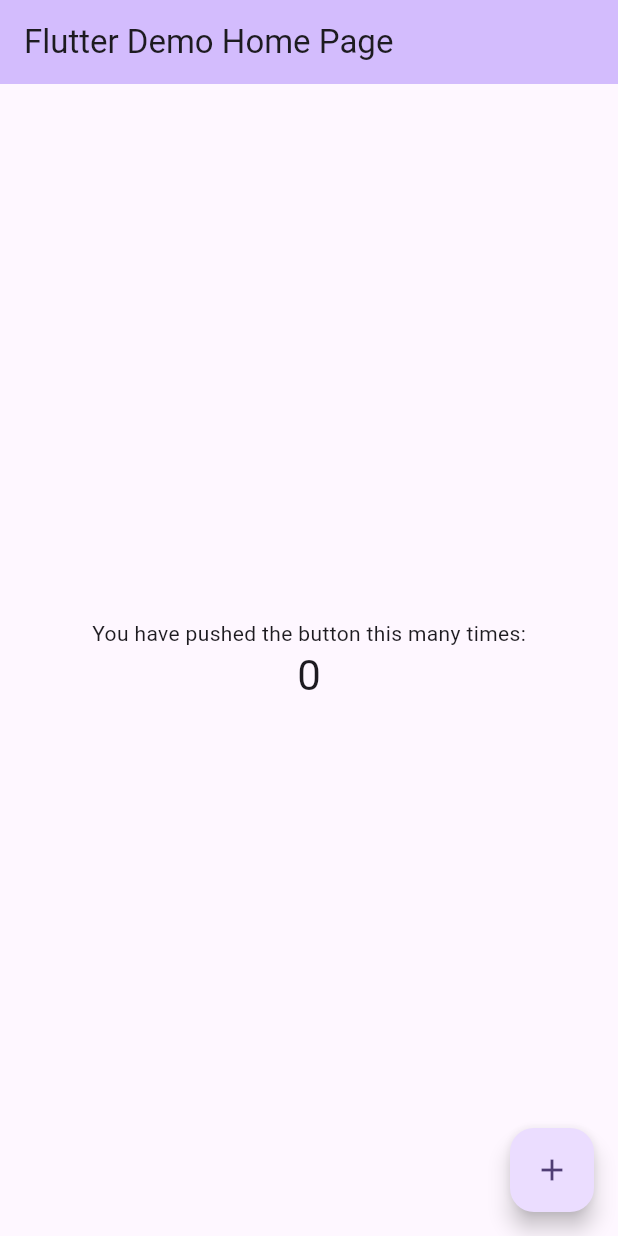
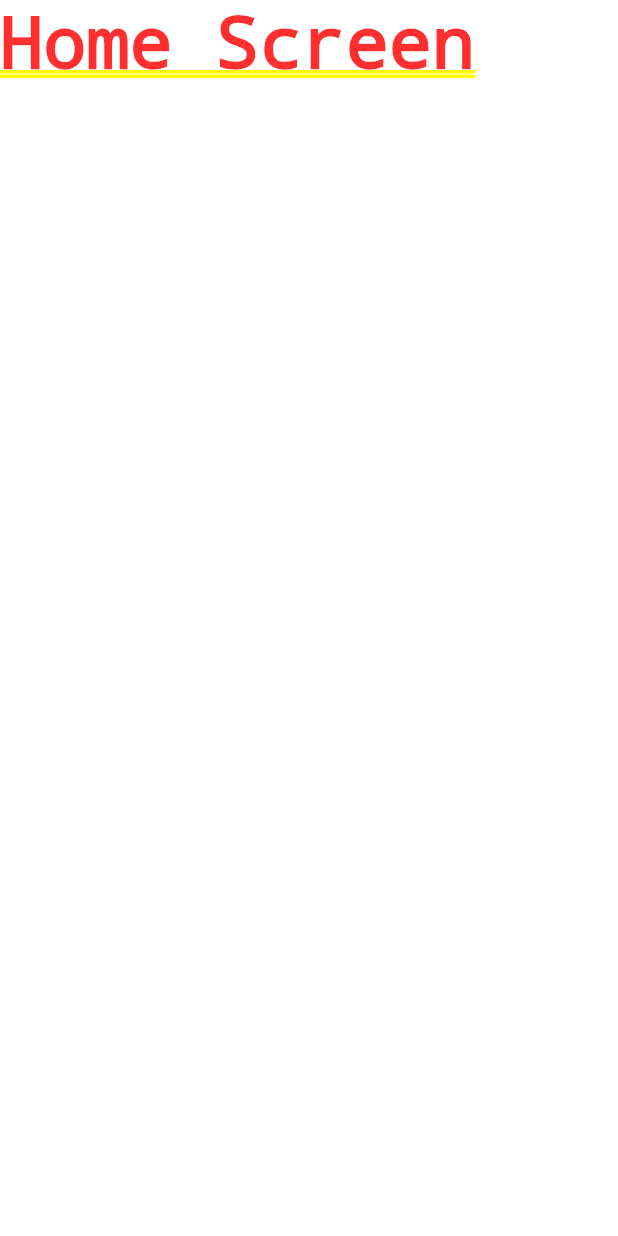
Before and after one commit to YashKambaria/Coffee-Brew, a Flutter app: the screen it shows after launch, on a phone screen of 412 x 824 dp. Run offline on Flutter 3.47's test engine with Material 3 defaults, Android fonts, the phone set to English and light mode, and no system bars.

Commit message:
Home,Auth file added

```diff
--- a/lib/main.dart
+++ b/lib/main.dart
@@ -1,3 +1,4 @@
+import 'package:coffee_brew/screens/wrapper.dart';
 import 'package:flutter/material.dart';
 
 void main() {
@@ -11,112 +12,8 @@ class MyApp extends StatelessWidget {
   @override
   Widget build(BuildContext context) {
     return MaterialApp(
-      title: 'Flutter Demo',
-      theme: ThemeData(
-        // This is the theme of your application.
-        //
-        // TRY THIS: Try running your application with "flutter run". You'll see
-        // the application has a purple toolbar. Then, without quitting the app,
-        // try changing the seedColor in the colorScheme below to Colors.green
-        // and then invoke "hot reload" (save your changes or press the "hot
-        // reload" button in a Flutter-supported IDE, or press "r" if you used
-        // the command line to start the app).
-        //
-        // Notice that the counter didn't reset back to zero; the application
-        // state is not lost during the reload. To reset the state, use hot
-        // restart instead.
-        //
-        // This works for code too, not just values: Most code changes can be
-        // tested with just a hot reload.
-        colorScheme: ColorScheme.fromSeed(seedColor: Colors.deepPurple),
-      ),
-      home: const MyHomePage(title: 'Flutter Demo Home Page'),
+      debugShowCheckedModeBanner: false,
+      home: Wrapper(),
     );
   }
 }
-
-class MyHomePage extends StatefulWidget {
-  const MyHomePage({super.key, required this.title});
-
-  // This widget is the home page of your application. It is stateful, meaning
-  // that it has a State object (defined below) that contains fields that affect
-  // how it looks.
-
-  // This class is the configuration for the state. It holds the values (in this
-  // case the title) provided by the parent (in this case the App widget) and
-  // used by the build method of the State. Fields in a Widget subclass are
-  // always marked "final".
-
-  final String title;
-
-  @override
-  State<MyHomePage> createState() => _MyHomePageState();
-}
-
-class _MyHomePageState extends State<MyHomePage> {
-  int _counter = 0;
-
-  void _incrementCounter() {
-    setState(() {
-      // This call to setState tells the Flutter framework that something has
-      // changed in this State, which causes it to rerun the build method below
-      // so that the display can reflect the updated values. If we changed
-      // _counter without calling setState(), then the build method would not be
-      // called again, and so nothing would appear to happen.
-      _counter++;
-    });
-  }
-
-  @override
-  Widget build(BuildContext context) {
-    // This method is rerun every time setState is called, for instance as done
-    // by the _incrementCounter method above.
-    //
-    // The Flutter framework has been optimized to make rerunning build methods
-    // fast, so that you can just rebuild anything that needs updating rather
-    // than having to individually change instances of widgets.
-    return Scaffold(
-      appBar: AppBar(
-        // TRY THIS: Try changing the color here to a specific color (to
-        // Colors.amber, perhaps?) and trigger a hot reload to see the AppBar
-        // change color while the other colors stay the same.
-        backgroundColor: Theme.of(context).colorScheme.inversePrimary,
-        // Here we take the value from the MyHomePage object that was created by
-        // the App.build method, and use it to set our appbar title.
-        title: Text(widget.title),
-      ),
-      body: Center(
-        // Center is a layout widget. It takes a single child and positions it
-        // in the middle of the parent.
-        child: Column(
-          // Column is also a layout widget. It takes a list of children and
-          // arranges them vertically. By default, it sizes itself to fit its
-          // children horizontally, and tries to be as tall as its parent.
-          //
-          // Column has various properties to control how it sizes itself and
-          // how it positions its children. Here we use mainAxisAlignment to
-          // center the children vertically; the main axis here is the vertical
-          // axis because Columns are vertical (the cross axis would be
-          // horizontal).
-          //
-          // TRY THIS: Invoke "debug painting" (choose the "Toggle Debug Paint"
-          // action in the IDE, or press "p" in the console), to see the
-          // wireframe for each widget.
-          mainAxisAlignment: MainAxisAlignment.center,
-          children: <Widget>[
-            const Text('You have pushed the button this many times:'),
-            Text(
-              '$_counter',
-              style: Theme.of(context).textTheme.headlineMedium,
-            ),
-          ],
-        ),
-      ),
-      floatingActionButton: FloatingActionButton(
-        onPressed: _incrementCounter,
-        tooltip: 'Increment',
-        child: const Icon(Icons.add),
-      ), // This trailing comma makes auto-formatting nicer for build methods.
-    );
-  }
-}
--- /dev/null
+++ b/lib/screens/authenticate/auth.dart
@@ -0,0 +1,15 @@
+import 'package:flutter/material.dart';
+
+class Auth extends StatefulWidget {
+  const Auth({super.key});
+
+  @override
+  State<Auth> createState() => _AuthState();
+}
+
+class _AuthState extends State<Auth> {
+  @override
+  Widget build(BuildContext context) {
+    return const Placeholder();
+  }
+}
--- /dev/null
+++ b/lib/screens/home/home.dart
@@ -0,0 +1,14 @@
+import 'package:flutter/material.dart';
+
+class Home extends StatelessWidget {
+  const Home({super.key});
+
+  @override
+  Widget build(BuildContext context) {
+    return SafeArea(
+      child: Container(
+          child: Text("Home Screen")
+      ),
+    );
+  }
+}
```
